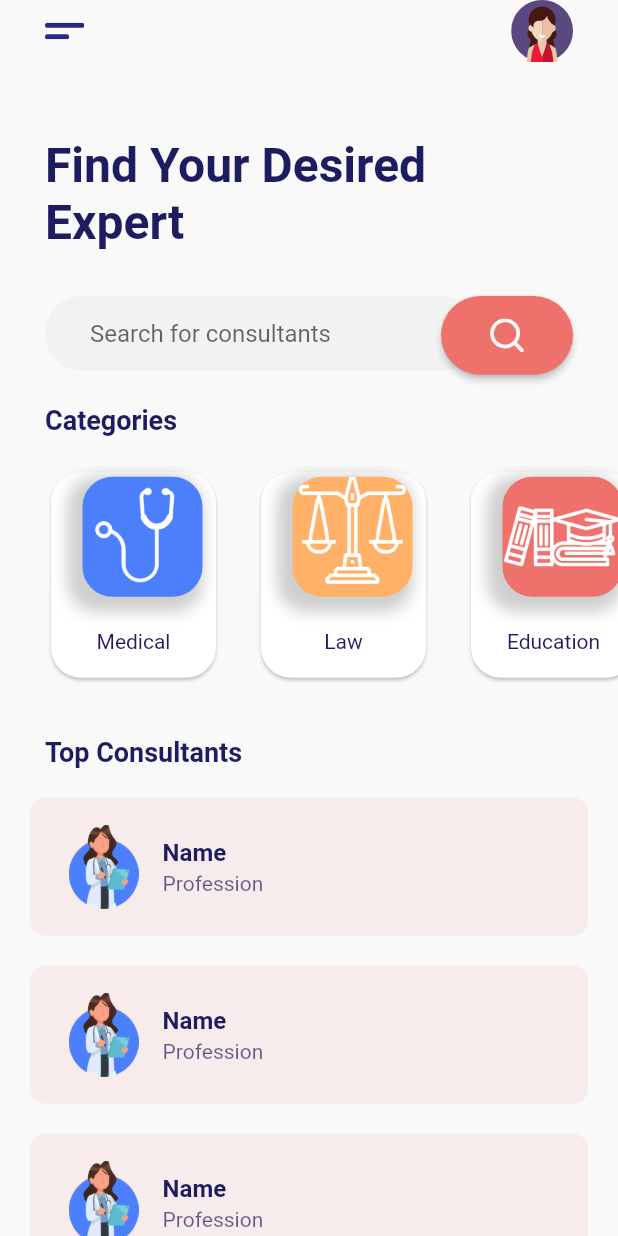
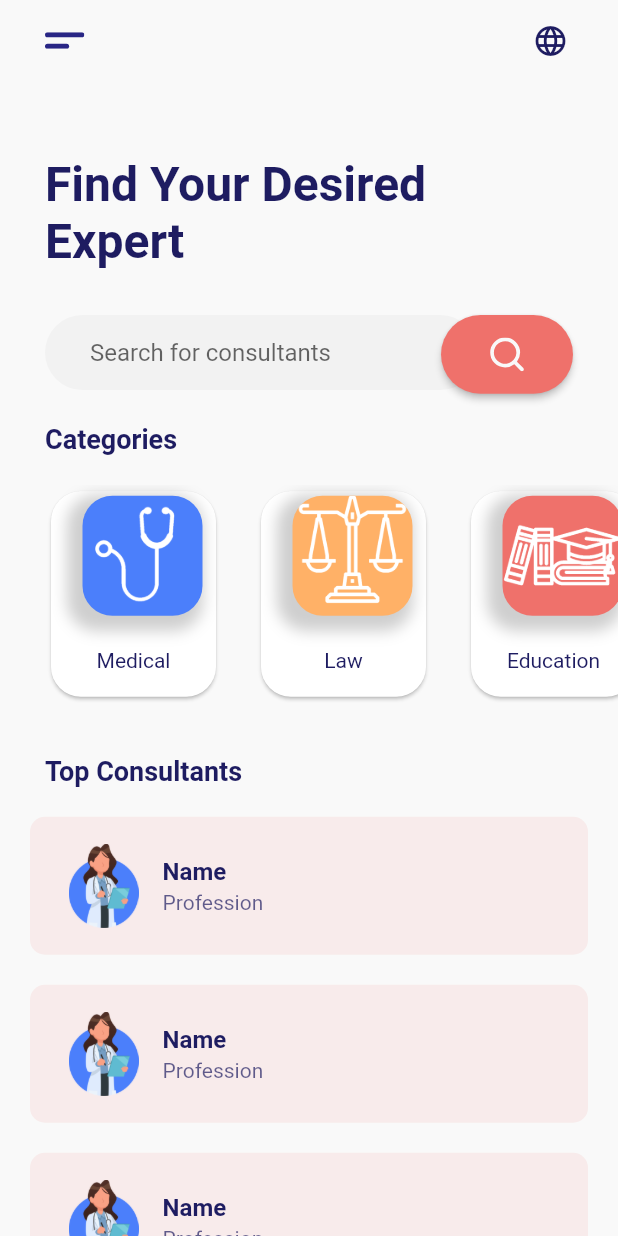
Before and after one commit to anasallahham/The_Consultant, a Flutter app: the HomeScreen screen opened directly, on a phone screen of 412 x 824 dp. Run offline on Flutter 3.47's test engine with Material 2 defaults, Android fonts, the phone set to English and light mode, and no system bars; our stand-ins replace bloc, dio, flutter_bloc, flutter_svg, google_fonts, image_picker and 1 more; accounts and stored records are empty; generated files the repository leaves out were written again.

Commit message:
first commit

```diff
--- a/lib/modules/details_screen.dart
+++ b/lib/modules/details_screen.dart
@@ -17,6 +17,7 @@ class DetailScreen extends StatelessWidget {
   Widget build(BuildContext context) {
     return Scaffold(
       body: SingleChildScrollView(
+        physics: BouncingScrollPhysics(),
         child: Container(
           width: double.infinity,
           decoration: BoxDecoration(
--- a/lib/modules/experts_screen.dart
+++ b/lib/modules/experts_screen.dart
@@ -21,6 +21,7 @@ class ExpertsScreen extends StatelessWidget {
       Padding(
         padding: const EdgeInsets.symmetric(horizontal: 20),
         child: ListView.separated(
+          physics: BouncingScrollPhysics(),
           itemBuilder: (context, index) => buildExpertCard(),
           separatorBuilder: (context, index) =>SizedBox(height: 20,),
           itemCount: 10,
--- a/lib/modules/home_screen.dart
+++ b/lib/modules/home_screen.dart
@@ -1,3 +1,6 @@
+import 'package:the_consultant/language/language.dart';
+import 'package:the_consultant/language/language_constants.dart';
+import 'package:the_consultant/main.dart';
 import 'package:the_consultant/shared/components/category_card.dart';
 import 'package:the_consultant/shared/components/expert_card.dart';
 import 'package:the_consultant/shared/components/search_bar.dart';
@@ -14,6 +17,7 @@ class HomeScreen extends StatelessWidget {
       body: SafeArea(
         bottom: false,
         child: SingleChildScrollView(
+          physics: BouncingScrollPhysics(),
           child: Column(
             crossAxisAlignment: CrossAxisAlignment.start,
             children: <Widget>[
@@ -23,7 +27,39 @@ class HomeScreen extends StatelessWidget {
                   mainAxisAlignment: MainAxisAlignment.spaceBetween,
                   children: <Widget>[
                     SvgPicture.asset('assets/icons/menu.svg'),
-                    SvgPicture.asset('assets/icons/profile.svg'),
+                    Padding(
+            padding: const EdgeInsets.all(3.0),
+            child: DropdownButton<Language>(
+              underline: const SizedBox(),
+              icon:  Icon(
+                Icons.language,
+                color: kTitleTextColor,
+              ),
+              onChanged: (Language? language) async {
+                if (language != null) {
+                  Locale _locale = await setLocale(language.languageCode);
+                  MyApp.setLocale(context, _locale);
+                }
+              },
+              items: Language.languageList()
+                  .map<DropdownMenuItem<Language>>(
+                    (e) => DropdownMenuItem<Language>(
+                  value: e,
+                  child: Row(
+                    mainAxisAlignment: MainAxisAlignment.spaceAround,
+                    children: <Widget>[
+                      Text(
+                        e.flag,
+                        style: const TextStyle(fontSize: 30),
+                      ),
+                      Text(e.name)
+                    ],
+                  ),
+                ),
+              )
+                  .toList(),
+            ),
+          ),
                   ],
                 ),
               ),
--- a/lib/modules/onboard_screen.dart
+++ b/lib/modules/onboard_screen.dart
@@ -105,7 +105,7 @@ class OnboardScreen extends StatelessWidget {
                         Navigator.push(
                           context,
                           MaterialPageRoute(
-                            builder: (context) => Login(),
+                            builder: (context) => HomeLayout(),
                           ),
                         );
                       },
--- a/lib/modules/schedule_screen.dart
+++ b/lib/modules/schedule_screen.dart
@@ -21,6 +21,7 @@ class ScheduleScreen extends StatelessWidget {
       Padding(
         padding: const EdgeInsets.symmetric(horizontal: 20),
         child: ListView.separated(
+          physics: BouncingScrollPhysics(),
           itemBuilder: (context, index) => buildScheduleCard(),
           separatorBuilder: (context, index) =>SizedBox(height: 20,),
           itemCount: 10,
--- a/lib/shared/network/remote/dio.dart
+++ b/lib/shared/network/remote/dio.dart
@@ -11,7 +11,7 @@ class DioHelper
   {
     dio=Dio(
       BaseOptions(
-        baseUrl:'http://192.168.43.157:8000/api/',
+        baseUrl:'http://192.168.1.4:8080/api/',
         receiveDataWhenStatusError: true
       )
     );
--- a/lib/shared/network/remote/dio_helper.dart
+++ b/lib/shared/network/remote/dio_helper.dart
@@ -7,7 +7,7 @@ static init()
 {
     dio=Dio(
     BaseOptions(
-      baseUrl: 'http://www.google.com',
+      baseUrl: 'http://192.168.1.4:8080/api/',
       receiveDataWhenStatusError: true,
     )
   );
```
